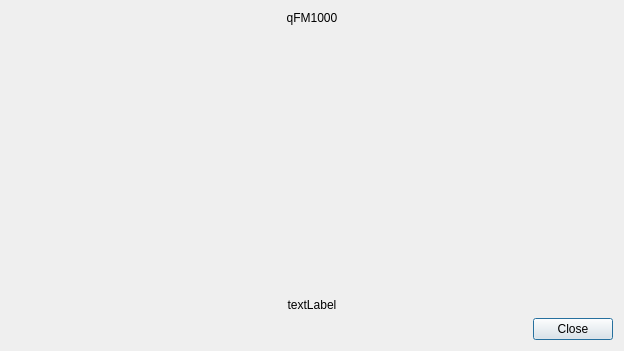
sardylan/qfm1000, file src/app/windows/about.ui: the form before one commit.
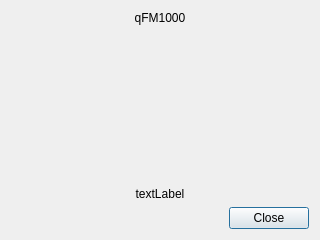
The form after the commit. Icons and pictures are not drawn.

Patch:
```diff
--- a/src/app/windows/about.ui
+++ b/src/app/windows/about.ui
@@ -6,8 +6,8 @@
             <rect>
                 <x>0</x>
                 <y>0</y>
-                <width>624</width>
-                <height>351</height>
+                <width>320</width>
+                <height>240</height>
             </rect>
         </property>
         <property name="windowTitle">
```
